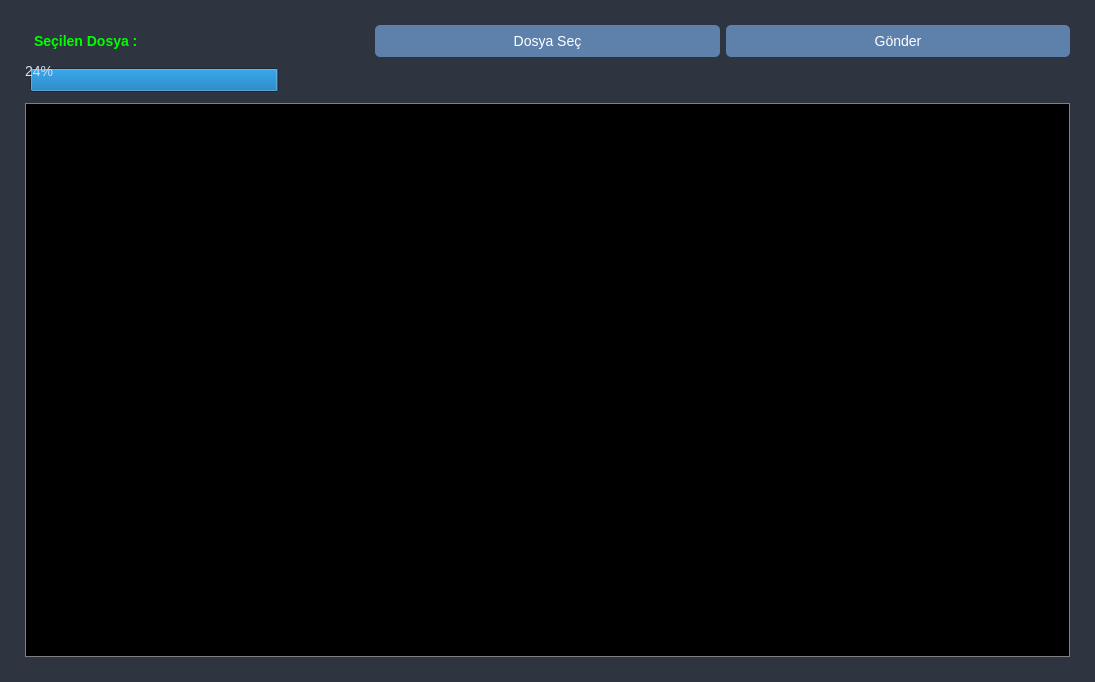
The window that filetransfer.ui (kuvvetliisik/mte_ble_agent) describes before a commit, drawn with Qt 5.
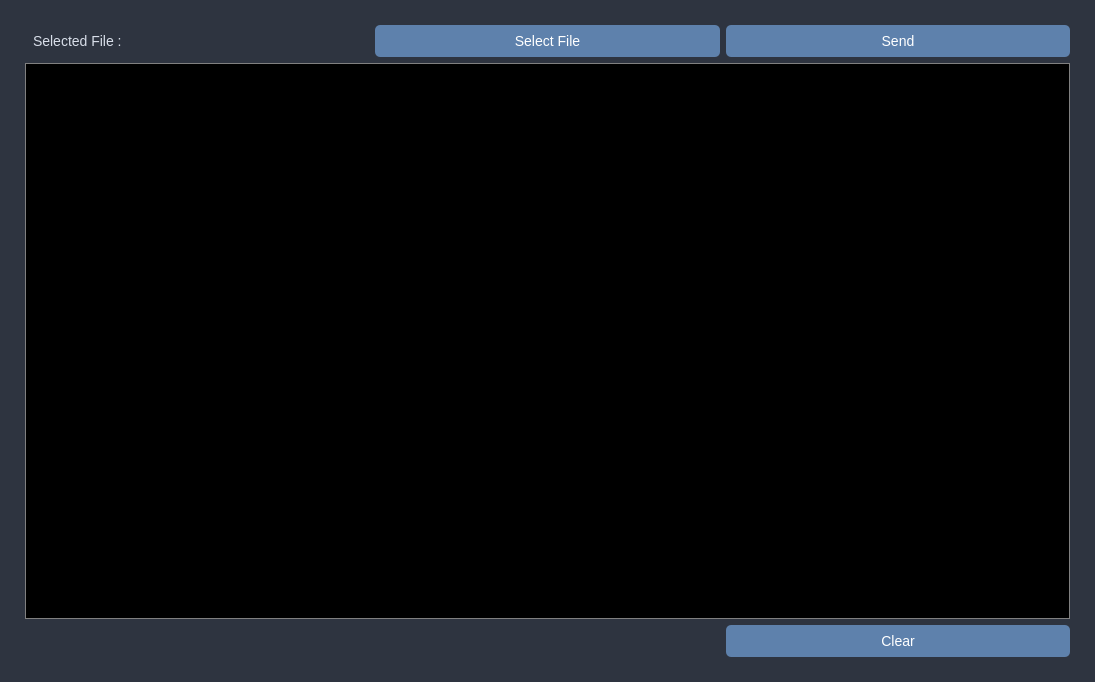
The same window after the commit.

Commit message: File transfer ekranında eksik olan yerler güncellendi.

Diff of the .ui file:
```diff
--- a/filetransfer.ui
+++ b/filetransfer.ui
@@ -39,15 +39,18 @@
       <layout class="QGridLayout" name="gridLayout_2">
        <item row="0" column="0">
         <widget class="QLabel" name="lblFileName">
+         <property name="enabled">
+          <bool>true</bool>
+         </property>
          <property name="styleSheet">
           <string notr="true">
 QLabel {
-    color: #00FF00; 
+    color: #5A4DA3 
     font-weight: bold;
 }</string>
          </property>
          <property name="text">
-          <string>Seçilen Dosya :</string>
+          <string>&lt;html&gt;&lt;head/&gt;&lt;body&gt;&lt;p&gt;&lt;span style=&quot; font-size:16pt; color:#ffffff;&quot;&gt;Selected File :&lt;/span&gt;&lt;/p&gt;&lt;/body&gt;&lt;/html&gt;</string>
          </property>
         </widget>
        </item>
@@ -69,7 +72,7 @@
 </string>
          </property>
          <property name="text">
-          <string>Dosya Seç</string>
+          <string>Select File</string>
          </property>
         </widget>
        </item>
@@ -91,18 +94,11 @@
 </string>
          </property>
          <property name="text">
-          <string>Gönder</string>
+          <string>Send</string>
          </property>
         </widget>
        </item>
        <item row="1" column="0" colspan="3">
-        <widget class="QProgressBar" name="progressBar">
-         <property name="value">
-          <number>24</number>
-         </property>
-        </widget>
-       </item>
-       <item row="2" column="0" colspan="3">
         <widget class="QPlainTextEdit" name="plainTextEdit">
          <property name="enabled">
           <bool>true</bool>
@@ -121,6 +117,28 @@
          </property>
         </widget>
        </item>
+       <item row="2" column="2">
+        <widget class="QPushButton" name="btnClearLog">
+         <property name="styleSheet">
+          <string notr="true">QPushButton {
+    background-color: #5E81AC; /* Mavi Ton */
+    color: white;
+    border-radius: 5px;
+    padding: 8px;
+    font-size: 14px;
+}
+
+
+QPushButton:pressed {
+    background-color: #4C566A; /* Koyu Gri */
+}
+</string>
+         </property>
+         <property name="text">
+          <string>Clear</string>
+         </property>
+        </widget>
+       </item>
       </layout>
      </widget>
      <widget class="QWidget" name="page_2"/>
```
The commit also changes 2 other files.
